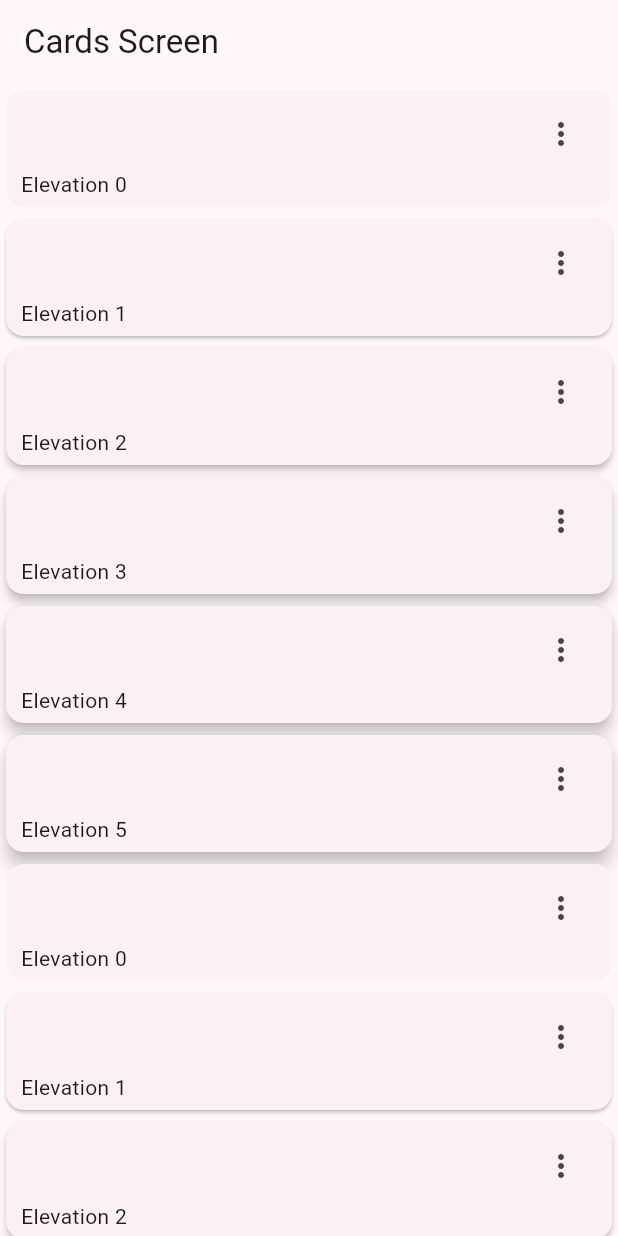
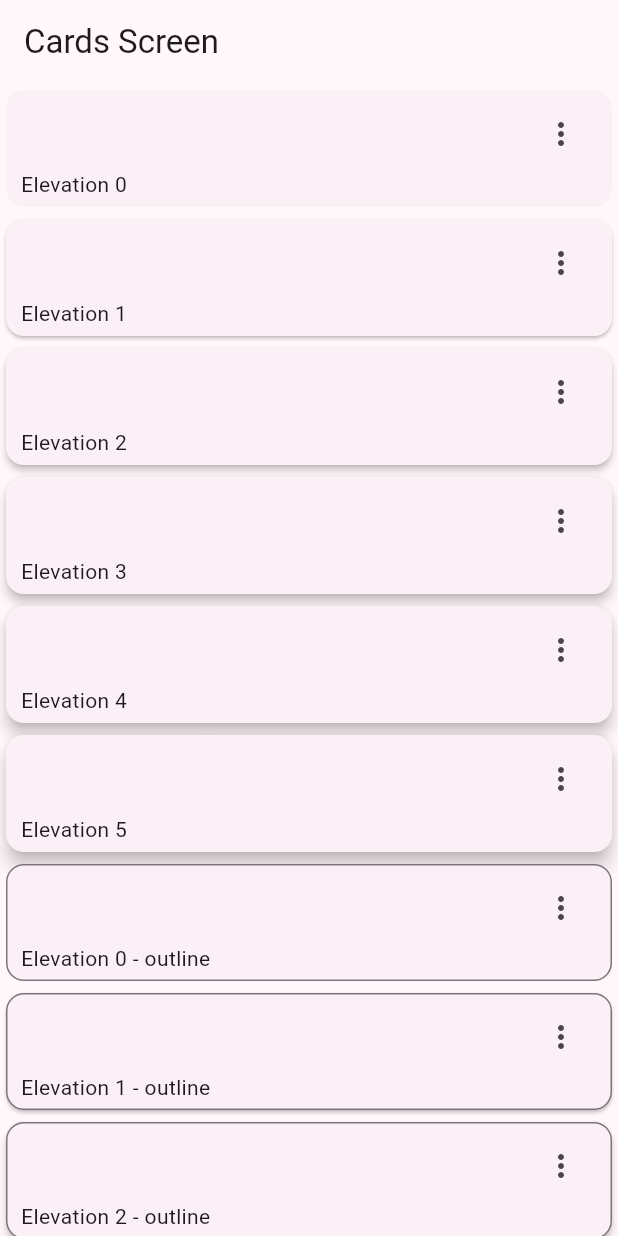
Before and after one commit to 1Alejo31/widgets_app, a Flutter app: the CardsScreen screen opened by its route, on a phone screen of 412 x 824 dp. Run offline on Flutter 3.47's test engine with Material 2 defaults, Android fonts, the phone set to English and light mode, and no system bars; our stand-ins replace go_router.

Commit message:
Se agrega el card line

```diff
--- a/lib/presentation/cards/cards_screen.dart
+++ b/lib/presentation/cards/cards_screen.dart
@@ -35,7 +35,7 @@ class _CardsView extends StatelessWidget {
           ...cards.map((card) =>
               _CardType1(elevation: card['elevation'], label: card['label'])),
           ...cards.map((card) =>
-              _CardType1(elevation: card['elevation'], label: card['label'])),
+              _CardType2(elevation: card['elevation'], label: card['label'])),
         ],
       ),
     );
@@ -76,3 +76,43 @@ class _CardType1 extends StatelessWidget {
     );
   }
 }
+
+class _CardType2 extends StatelessWidget {
+  final String label;
+  final double elevation;
+  const _CardType2({
+    required this.label,
+    required this.elevation,
+  });
+
+  @override
+  Widget build(BuildContext context) {
+    final colors = Theme.of(context).colorScheme;
+    return Card(
+      shape: RoundedRectangleBorder(
+        borderRadius: const BorderRadius.all(Radius.circular(12)),
+        side: BorderSide(color: colors.outline),
+      ),
+      elevation: elevation,
+      child: Padding(
+        padding: const EdgeInsets.fromLTRB(10, 5, 10, 5),
+        child: Column(
+          children: [
+            Align(
+              //Alinear en la parte superior derecha
+              alignment: Alignment.topRight,
+              child: IconButton(
+                icon: const Icon(Icons.more_vert_outlined),
+                onPressed: () {},
+              ),
+            ),
+            Align(
+              alignment: Alignment.bottomLeft,
+              child: Text('$label - outline'),
+            )
+          ],
+        ),
+      ),
+    );
+  }
+}
```
